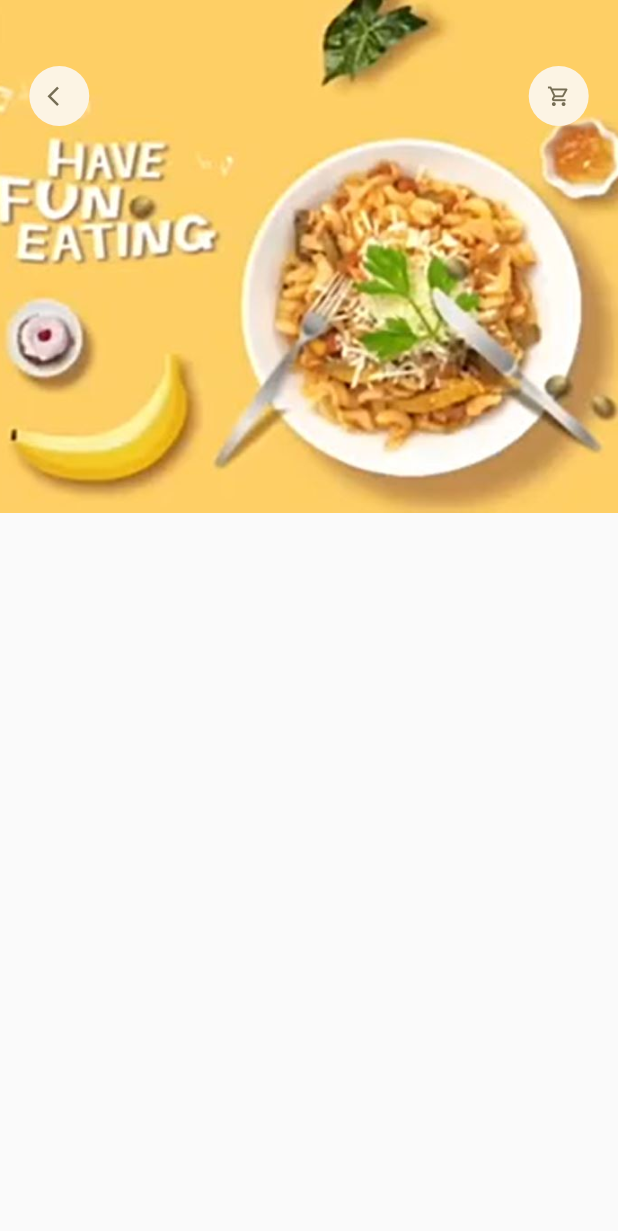
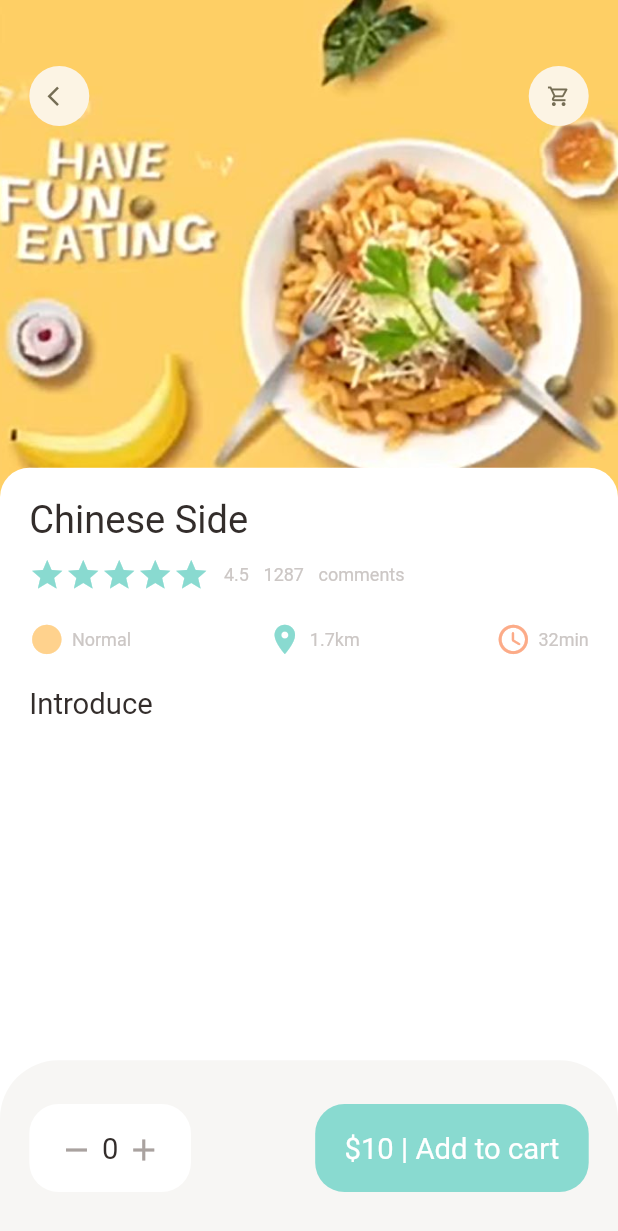
Before and after one commit to dag-tad/enat_guada, a Flutter app: the screen it shows after launch, on a phone screen of 412 x 824 dp. Shown: the top 1231 px of the screen. Run offline on Flutter 3.47's test engine with Material 2 defaults, Android fonts, the phone set to English and light mode, and no system bars; our stand-ins replace dots_indicator, get.

Commit message:
add popular food detail body

```diff
--- a/lib/main.dart
+++ b/lib/main.dart
@@ -1,5 +1,4 @@
 import 'package:enat_guada/pages/food/popular_food_detail.dart';
-import 'package:enat_guada/pages/home/main_food_page.dart';
 import 'package:flutter/material.dart';
 import 'package:get/get_navigation/src/root/get_material_app.dart';
 
--- a/lib/pages/food/popular_food_detail.dart
+++ b/lib/pages/food/popular_food_detail.dart
@@ -1,7 +1,10 @@
 import 'package:enat_guada/widgets/app_icon.dart';
 import 'package:flutter/material.dart';
 
+import '../../util/app_colors.dart';
 import '../../util/dimentions.dart';
+import '../../widgets/big_text.dart';
+import '../../widgets/food_item_card.dart';
 
 class PopularFoodDetail extends StatelessWidget {
   const PopularFoodDetail({super.key});
@@ -9,6 +12,7 @@ class PopularFoodDetail extends StatelessWidget {
   @override
   Widget build(BuildContext context) {
     return Scaffold(
+      backgroundColor: Colors.white,
       body: Stack(
         children: [
           Positioned(
@@ -33,8 +37,92 @@ class PopularFoodDetail extends StatelessWidget {
                 AppIcon(icon: Icons.shopping_cart_outlined),
               ],
             ),
+          ),
+          Positioned(
+            left: 0,
+            right: 0,
+            bottom: 0,
+            top: Dimensions.popularFoodImgSize - 30,
+            child: Container(
+                padding: EdgeInsets.only(
+                  left: Dimensions.width20,
+                  right: Dimensions.width20,
+                  top: Dimensions.height20,
+                ),
+                decoration: BoxDecoration(
+                    borderRadius: BorderRadius.only(
+                      topLeft: Radius.circular(Dimensions.radius20),
+                      topRight: Radius.circular(Dimensions.radius20),
+                    ),
+                    color: Colors.white),
+                child: Column(
+                  crossAxisAlignment: CrossAxisAlignment.start,
+                  children: [
+                    FoodItemCard(
+                        text: "Chinese Side",
+                        titleFontSize: Dimensions.font26,
+                        rating: 4.5,
+                        comments: 1287),
+                    SizedBox(
+                      height: Dimensions.height20,
+                    ),
+                    BigText(text: "Introduce")
+                  ],
+                )),
           )
         ],
+      ),
+      bottomNavigationBar: Container(
+        height: Dimensions.bottomHeightBar,
+        padding: EdgeInsets.symmetric(
+          vertical: Dimensions.height30,
+          horizontal: Dimensions.width20,
+        ),
+        decoration: BoxDecoration(
+          color: AppColors.buttonBackgroundColor,
+          borderRadius: BorderRadius.only(
+            topLeft: Radius.circular(Dimensions.radius20 * 2),
+            topRight: Radius.circular(Dimensions.radius20 * 2),
+          ),
+        ),
+        child: Row(
+          mainAxisAlignment: MainAxisAlignment.spaceBetween,
+          children: [
+            Container(
+              padding: EdgeInsets.symmetric(
+                  horizontal: Dimensions.width20,
+                  vertical: Dimensions.height20 - 1),
+              decoration: BoxDecoration(
+                  borderRadius: BorderRadius.circular(Dimensions.radius20),
+                  color: Colors.white),
+              child: Row(
+                children: [
+                  Icon(
+                    Icons.remove,
+                    color: AppColors.signColor,
+                  ),
+                  SizedBox(width: Dimensions.width10 / 2),
+                  BigText(text: "0"),
+                  SizedBox(width: Dimensions.width10 / 2),
+                  Icon(
+                    Icons.add,
+                    color: AppColors.signColor,
+                  ),
+                ],
+              ),
+            ),
+            Container(
+              padding: EdgeInsets.symmetric(
+                horizontal: Dimensions.width20,
+                vertical: Dimensions.height20 - 1,
+              ),
+              decoration: BoxDecoration(
+                  color: AppColors.mainColor,
+                  borderRadius: BorderRadius.circular(Dimensions.radius20)),
+              child: BigText(text: "\$10 | Add to cart", color: Colors.white),
+            )
+          ],
+        ),
       ),
     );
   }
--- a/lib/pages/home/food_page_body.dart
+++ b/lib/pages/home/food_page_body.dart
@@ -6,6 +6,7 @@ import 'package:enat_guada/widgets/icon_and_text_widget.dart';
 import 'package:flutter/material.dart';
 import 'package:flutter/rendering.dart';
 
+import '../../widgets/food_item_card.dart';
 import '../../widgets/small_text.dart';
 
 class FoodPageBody extends StatefulWidget {
@@ -235,59 +236,7 @@ class _FoodPageBodyState extends State<FoodPageBody> {
                   left: Dimensions.height15,
                   right: Dimensions.height15,
                 ),
-                child: Column(
-                  crossAxisAlignment: CrossAxisAlignment.start,
-                  children: [
-                    BigText(
-                      text: 'Chinese Side',
-                    ),
-                    SizedBox(
-                      height: Dimensions.height10,
-                    ),
-                    Row(
-                      children: [
-                        Wrap(
-                          children: List.generate(
-                              5,
-                              (index) =>
-                                  Icon(Icons.star, color: AppColors.mainColor)),
-                        ),
-                        SizedBox(
-                          width: Dimensions.width10,
-                        ),
-                        SmallText(text: '4.5'),
-                        SizedBox(
-                          width: Dimensions.width10,
-                        ),
-                        SmallText(text: "1287"),
-                        SizedBox(
-                          width: Dimensions.width10,
-                        ),
-                        SmallText(text: "comments"),
-                      ],
-                    ),
-                    SizedBox(
-                      height: Dimensions.height20,
-                    ),
-                    Row(
-                      mainAxisAlignment: MainAxisAlignment.spaceBetween,
-                      children: [
-                        IconAndTextWidget(
-                            text: 'Normal',
-                            icon: Icons.circle_sharp,
-                            iconColor: AppColors.iconColor1),
-                        IconAndTextWidget(
-                            text: '1.7km',
-                            icon: Icons.location_on,
-                            iconColor: AppColors.mainColor),
-                        IconAndTextWidget(
-                            text: '32min',
-                            icon: Icons.access_time_rounded,
-                            iconColor: AppColors.iconColor2),
-                      ],
-                    )
-                  ],
-                ),
+                child: FoodItemCard(text: "Chinese Side", rating: 4.5, comments: 1287,)
               ),
             ),
           )
--- a/lib/util/dimentions.dart
+++ b/lib/util/dimentions.dart
@@ -23,6 +23,7 @@ class Dimensions {
   static double width45 = screenHeight / 18.75;
 
   static double font20 = screenHeight / 42.2;
+  static double font26 = screenHeight / 32.46;
 
   static double radius15 = screenHeight / 56.27;
   static double radius20 = screenHeight / 42.2;
@@ -35,4 +36,6 @@ class Dimensions {
   static double listViewTextContentSize = screenWidth / 3.9;
 
   static double popularFoodImgSize = screenHeight / 2.41;
+
+  static double bottomHeightBar = screenHeight / 7.03;
 }
--- /dev/null
+++ b/lib/widgets/food_item_card.dart
@@ -0,0 +1,74 @@
+import 'package:enat_guada/widgets/small_text.dart';
+import 'package:flutter/material.dart';
+
+import '../util/app_colors.dart';
+import '../util/dimentions.dart';
+import 'big_text.dart';
+import 'icon_and_text_widget.dart';
+
+class FoodItemCard extends StatelessWidget {
+  final String text;
+  final double rating;
+  final int comments;
+  final double titleFontSize;
+
+  const FoodItemCard({super.key, required this.text, this.rating = 0.0, this.comments = 0, this.titleFontSize = 0});
+
+  @override
+  Widget build(BuildContext context) {
+    return Column(
+                  crossAxisAlignment: CrossAxisAlignment.start,
+                  children: [
+                    BigText(
+                      text: text,
+                      size: titleFontSize,
+                    ),
+                    SizedBox(
+                      height: Dimensions.height10,
+                    ),
+                    Row(
+                      children: [
+                        Wrap(
+                          children: List.generate(
+                              5,
+                              (index) =>
+                                  Icon(Icons.star, color: AppColors.mainColor)),
+                        ),
+                        SizedBox(
+                          width: Dimensions.width10,
+                        ),
+                        SmallText(text: rating.toString()),
+                        SizedBox(
+                          width: Dimensions.width10,
+                        ),
+                        SmallText(text: comments.toString()),
+                        SizedBox(
+                          width: Dimensions.width10,
+                        ),
+                        SmallText(text: "comments"),
+                      ],
+                    ),
+                    SizedBox(
+                      height: Dimensions.height20,
+                    ),
+                    Row(
+                      mainAxisAlignment: MainAxisAlignment.spaceBetween,
+                      children: [
+                        IconAndTextWidget(
+                            text: 'Normal',
+                            icon: Icons.circle_sharp,
+                            iconColor: AppColors.iconColor1),
+                        IconAndTextWidget(
+                            text: '1.7km',
+                            icon: Icons.location_on,
+                            iconColor: AppColors.mainColor),
+                        IconAndTextWidget(
+                            text: '32min',
+                            icon: Icons.access_time_rounded,
+                            iconColor: AppColors.iconColor2),
+                      ],
+                    )
+                  ],
+                );
+  }
+}
```
